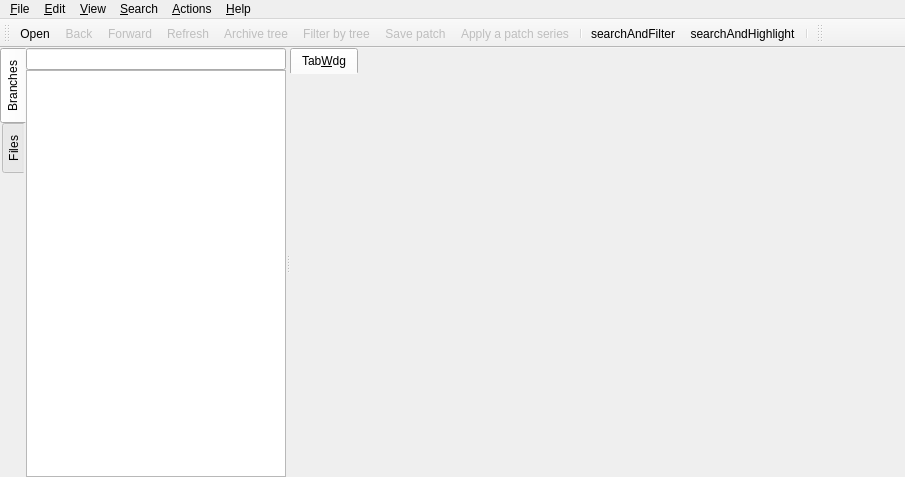
Qt form src/mainview.ui (antis81/QGit-mod) before a commit.
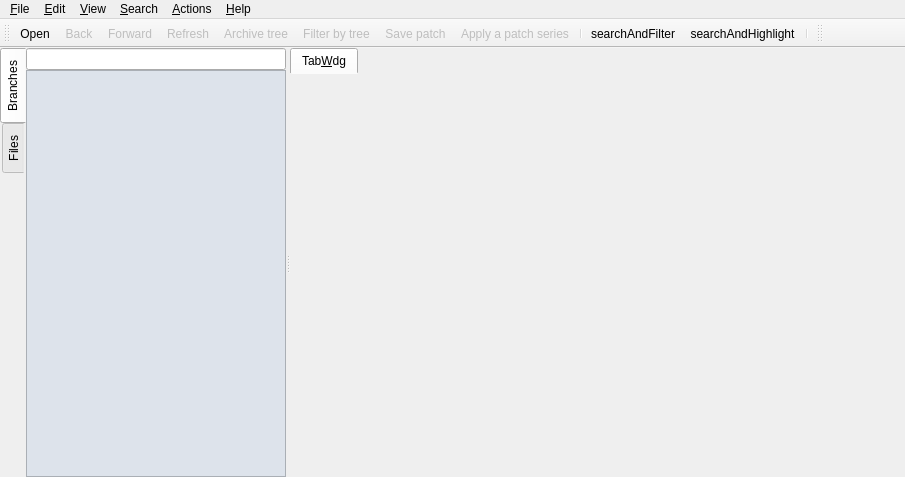
The same form after that commit. Icons and pictures are not drawn. Custom widgets are drawn as their Qt base class.

Commit message: stylesheet changes (todo: outsource to separate file)

```diff
--- a/src/mainview.ui
+++ b/src/mainview.ui
@@ -20,6 +20,17 @@
    <iconset resource="icons.qrc">
     <normaloff>:/icons/resources/qgit.png</normaloff>:/icons/resources/qgit.png</iconset>
   </property>
+  <property name="styleSheet">
+   <string notr="true">QTabWidget::pane
+{
+	border: none;
+}
+
+QTreeView
+{
+	background-color: #DDE3EB;
+}</string>
+  </property>
   <widget class="QWidget" name="widget">
    <layout class="QHBoxLayout" name="horizontalLayout_2">
     <property name="spacing">
@@ -35,10 +46,7 @@
       </property>
       <widget class="QTabWidget" name="leftWidget">
        <property name="styleSheet">
-        <string notr="true">QTabWidget::pane
-{
-	border-width: 0px
-}</string>
+        <string notr="true"/>
        </property>
        <property name="tabPosition">
         <enum>QTabWidget::West</enum>
@@ -52,9 +60,6 @@
        <property name="usesScrollButtons">
         <bool>true</bool>
        </property>
-       <property name="documentMode">
-        <bool>false</bool>
-       </property>
        <property name="movable">
         <bool>true</bool>
        </property>
```
Left out of the diff: 11 changed lines with no effect on the pictures.
